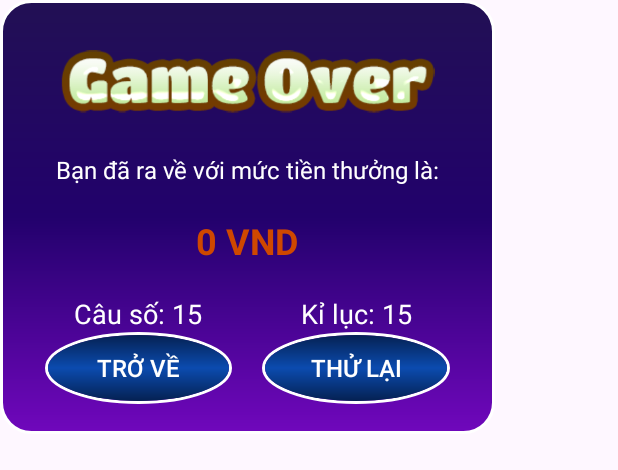
After one commit to Foxie2003/Android-game-Ai-la-trieu-phu, an Android app: the layout dialog_game_over.xml on its own in the app's theme, with its tools: preview values and no code run, on a phone screen of 412 x 824 dp. The commit adds this screen. Shown: the top 470 px of the screen. Run offline under Robolectric (Android 15) with nearby library versions, the phone set to English and light mode, and no system bars.

Commit message:
Add gameover dialog

```diff
--- /dev/null
+++ b/app/src/main/res/drawable/bg_style_4.xml
@@ -0,0 +1,10 @@
+<?xml version="1.0" encoding="utf-8"?>
+<shape xmlns:android="http://schemas.android.com/apk/res/android" android:shape="rectangle">
+    <corners android:radius="20dp"/>
+    <gradient android:startColor="#7007bc"
+        android:centerColor="#22016c"
+        android:endColor="#221054"
+        android:angle="90"/>
+    <stroke android:color="@color/white"
+        android:width="2dp"/>
+</shape>
--- /dev/null
+++ b/app/src/main/res/layout/dialog_game_over.xml
@@ -0,0 +1,89 @@
+<?xml version="1.0" encoding="utf-8"?>
+<LinearLayout xmlns:android="http://schemas.android.com/apk/res/android"
+    android:layout_width="wrap_content"
+    android:layout_height="wrap_content"
+    android:orientation="vertical"
+    android:padding="20dp"
+    android:background="@drawable/bg_style_4">
+    <ImageView
+        android:layout_width="250dp"
+        android:layout_height="wrap_content"
+        android:layout_marginBottom="10dp"
+        android:layout_marginLeft="20dp"
+        android:layout_marginRight="20dp"
+        android:layout_gravity="center"
+        android:src="@drawable/gameover"/>
+    <TextView
+        android:layout_width="wrap_content"
+        android:layout_height="wrap_content"
+        android:layout_weight="1"
+        android:layout_gravity="center"
+        android:layout_marginBottom="20dp"
+        android:text="Bạn đã ra về với mức tiền thưởng là:"
+        android:textSize="16sp"
+        android:textColor="@color/white"
+        android:textAlignment="center"/>
+    <TextView
+        android:id="@+id/tv_gameover_prize"
+        android:layout_width="wrap_content"
+        android:layout_height="wrap_content"
+        android:layout_gravity="center"
+        android:layout_marginBottom="20dp"
+        android:text="0 VND"
+        android:textSize="24sp"
+        android:textColor="#CF4800"
+        android:textStyle="bold"/>
+    <LinearLayout android:layout_width="match_parent"
+        android:layout_height="wrap_content"
+        android:orientation="horizontal"
+        android:weightSum="2">
+        <TextView
+            android:id="@+id/tv_gameover_question_number"
+            android:layout_width="0dp"
+            android:layout_height="wrap_content"
+            android:layout_weight="1"
+            android:layout_gravity="center"
+            android:textAlignment="center"
+            android:text="Câu số: 15"
+            android:textColor="@color/white"
+            android:textSize="18sp"/>
+        <TextView
+            android:id="@+id/tv_gameover_high_question_number"
+            android:layout_width="0dp"
+            android:layout_height="wrap_content"
+            android:layout_weight="1"
+            android:layout_gravity="center"
+            android:textAlignment="center"
+            android:text="Kỉ lục: 15"
+            android:textColor="@color/white"
+            android:textSize="18sp"/>
+    </LinearLayout>
+    <LinearLayout
+        android:layout_width="match_parent"
+        android:layout_height="wrap_content"
+        android:orientation="horizontal"
+        android:weightSum="2">
+        <androidx.appcompat.widget.AppCompatButton
+            android:id="@+id/btn_gameover_home"
+            android:layout_width="0dp"
+            android:layout_height="wrap_content"
+            android:layout_weight="1"
+            android:layout_marginLeft="10dp"
+            android:layout_marginRight="10dp"
+            android:background="@drawable/button_round_1"
+            android:text="Trở về"
+            android:textColor="@color/white"
+            android:textSize="16sp"/>
+        <androidx.appcompat.widget.AppCompatButton
+            android:id="@+id/btn_gameover_try_again"
+            android:layout_width="0dp"
+            android:layout_height="wrap_content"
+            android:layout_weight="1"
+            android:layout_marginLeft="10dp"
+            android:layout_marginRight="10dp"
+            android:background="@drawable/button_round_1"
+            android:text="Thử lại"
+            android:textColor="@color/white"
+            android:textSize="16sp"/>
+    </LinearLayout>
+</LinearLayout>
```
Also changed, not shown: app/src/main/java/studies/foxie/ailatrieuphu/FullScreenDialog.java (added, +38 -0 lines), app/src/main/java/studies/foxie/ailatrieuphu/PlayActivity.java (+115 -2 lines), app/src/main/res/drawable/gameover.png (added), app/src/main/res/drawable/win.png (added), 6 other files.
